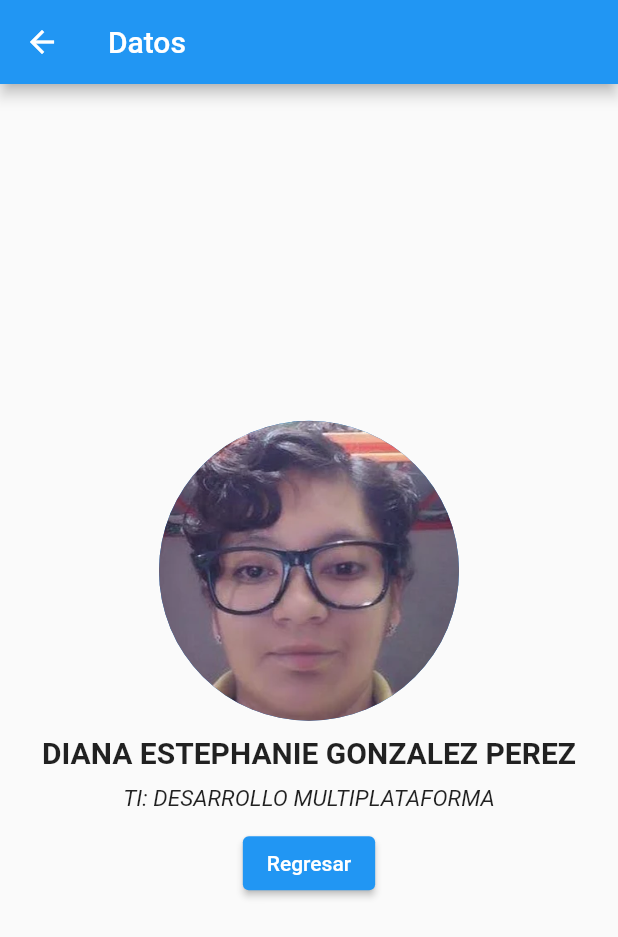
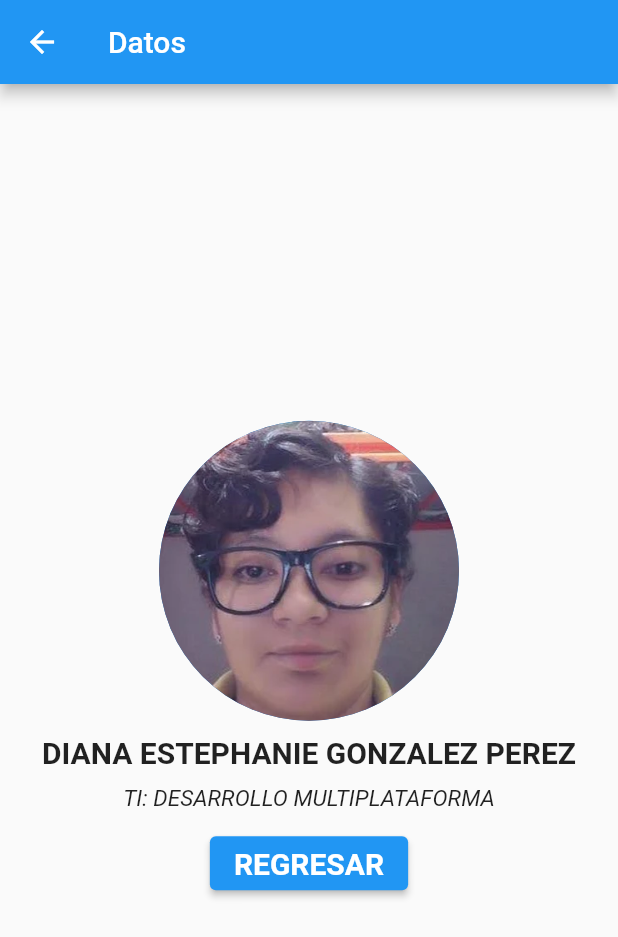
Before and after one commit to EstephanieG0nzalez/PracticasFlutter, a Flutter app: the screen it shows after launch, after a tap on "DATOS", on a phone screen of 412 x 824 dp. Shown: the top 937 px of the screen. Run offline on Flutter 3.47's test engine with Material 2 defaults, Android fonts, the phone set to English and light mode, and no system bars.

Commit message:
PANTALLA DATOS DOS BOTONES

```diff
--- a/lib/main.dart
+++ b/lib/main.dart
@@ -30,16 +30,69 @@ class HomePage extends StatelessWidget {
           ],
         ),
         body: Center(
+          child: Column(
+            mainAxisAlignment: MainAxisAlignment.center,
+            children:<Widget> [
+              ElevatedButton(
+                child: Text('SEGUNDA PANTALLA',
+                  style: TextStyle(
+                      fontWeight: FontWeight.bold,
+                      fontSize: 20)
+                  ),
+                onPressed: (){
+                  final route = MaterialPageRoute(
+                    builder:(context) => SecondScreen());
+                  Navigator.push(context, route);
+                },
+              ),
+              ElevatedButton(
+                child: Text('DATOS',
+                  style: TextStyle(
+                      fontWeight: FontWeight.bold,
+                      fontSize: 20)
+                  ),
+                onPressed: (){
+                  final route = MaterialPageRoute(
+                    builder:(context) => PantallaDatos());
+                  Navigator.push(context, route);
+                },
+              ),
+            ],
+          )
+        ),
+      );
+    }
+  }
+
+class SecondScreen extends StatelessWidget {
+    const SecondScreen({Key? key}) : super(key: key);
+
+    @override
+    Widget build(BuildContext context) {
+      return Scaffold(
+        appBar: AppBar(
+          leading: Icon(Icons.menu),
+          title: Text("Segunda Pantalla"),
+          elevation: 20.0,
+          shape: const RoundedRectangleBorder(
+            borderRadius: BorderRadius.vertical(
+              bottom: Radius.circular(15))
+          ),
+          actions: <Widget> [
+            IconButton(
+              icon: const Icon(Icons.search),
+              onPressed: () => {},)
+          ],
+        ),
+        body: Center(
           child: ElevatedButton(
-            child: Text('DATOS',
+            child: Text('REGRESAR',
               style: TextStyle(
                   fontWeight: FontWeight.bold,
                   fontSize: 20)
               ),
-            onPressed: (){
-              final route = MaterialPageRoute(
-                builder:(context) => SecondScreen());
-              Navigator.push(context, route);
+            onPressed:() {
+                  Navigator.pop(context);
             },
           )
         ),
@@ -47,8 +100,10 @@ class HomePage extends StatelessWidget {
     }
   }
 
-  class SecondScreen extends StatelessWidget {
-    const SecondScreen({Key? key}) : super(key: key);
+
+
+  class PantallaDatos extends StatelessWidget {
+    const PantallaDatos({Key? key}) : super(key: key);
 
     @override
     Widget build(BuildContext context) {
@@ -81,15 +136,13 @@ class HomePage extends StatelessWidget {
                 onPressed:() {
                   Navigator.pop(context);
                 },
-                child: Text('Regresar'),
+                child: Text('REGRESAR',
+                    style: TextStyle(
+                      fontWeight: FontWeight.bold,
+                      fontSize: 20)
+                ),
               )
             ],
-            /*child: ElevatedButton(
-            onPressed:(){
-              Navigator.pop(context);
-            },
-            child: Text('Regresar'),
-          )*/
           ),
         ),
       );
```
